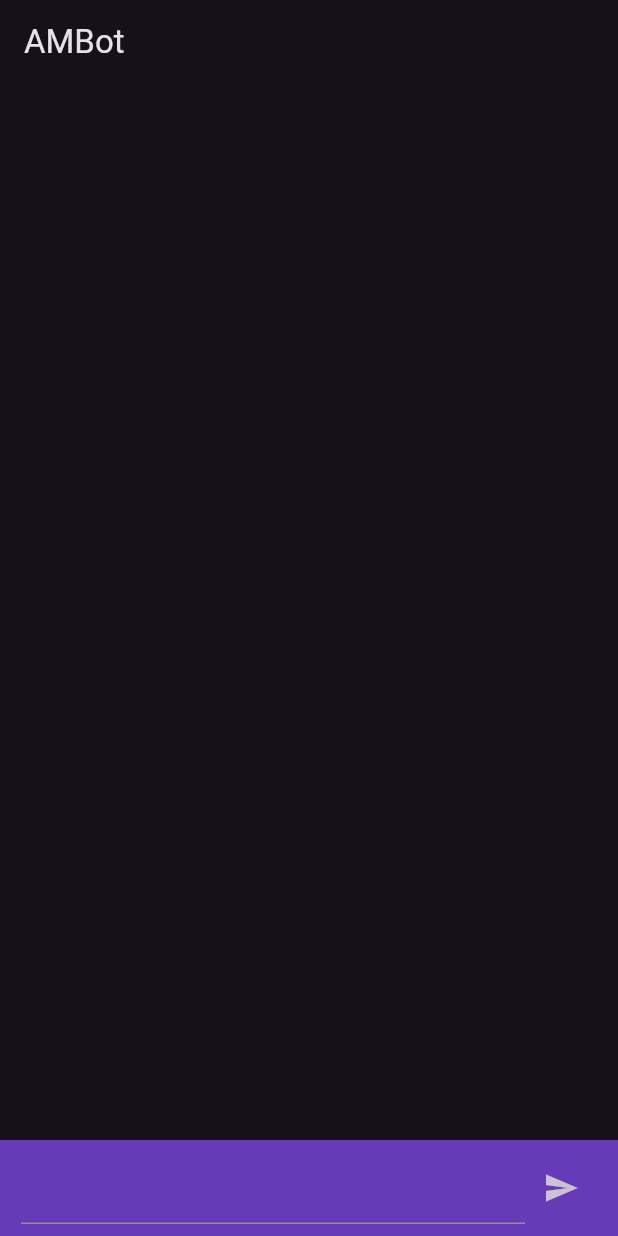
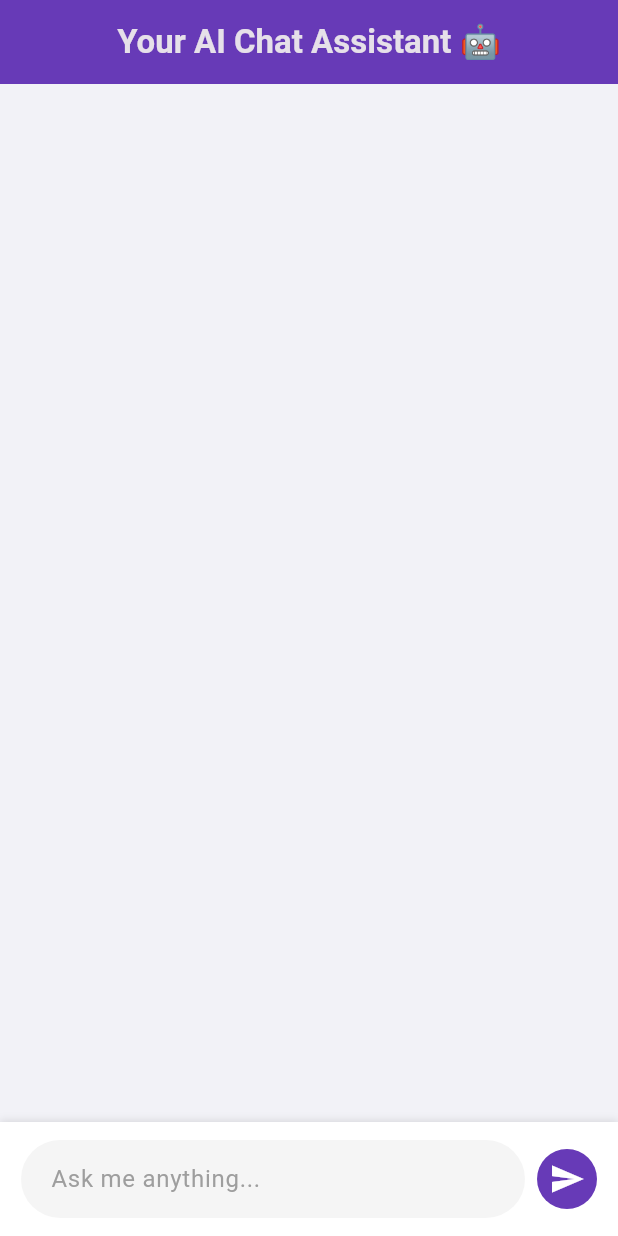
Before and after one commit to Hasnainhai/DialogFlow_Bot, a Flutter app: the screen it shows after launch, after a tap on the "send" icon, on a phone screen of 412 x 824 dp. Run offline on Flutter 3.47's test engine with Material 3 defaults, Android fonts, the phone set to English and light mode, and no system bars; our stand-ins replace get; missing offline and left inert: dialog_flowtter.

Commit message:
update the chat bot

```diff
--- /dev/null
+++ b/lib/controller/chat_controller.dart
@@ -0,0 +1,75 @@
+import 'package:dialog_flowtter/dialog_flowtter.dart';
+import 'package:flutter/material.dart';
+import 'package:get/get.dart';
+
+class ChatController extends GetxController {
+  final messages = <Map<String, dynamic>>[].obs;
+  final isLoading = false.obs;
+  DialogFlowtter? dialogFlowtter;
+  final TextEditingController textController = TextEditingController();
+
+  @override
+  void onInit() {
+    super.onInit();
+    initializeDialogFlow();
+  }
+
+  Future<void> initializeDialogFlow() async {
+    try {
+      dialogFlowtter = await DialogFlowtter.fromFile(
+        path: "assets/dialogflow_auth.json",
+      );
+    } catch (e) {
+      Get.snackbar(
+        'Error',
+        'Failed to initialize Dialogflow: $e',
+        backgroundColor: Colors.red,
+        colorText: Colors.white,
+      );
+    }
+  }
+
+  Future<void> sendMessage(String text) async {
+    if (text.isEmpty || dialogFlowtter == null) return;
+
+    // Add user message
+    addMessage(Message(text: DialogText(text: [text])), true);
+    textController.clear();
+
+    isLoading.value = true;
+
+    try {
+      final response = await dialogFlowtter!.detectIntent(
+        queryInput: QueryInput(text: TextInput(text: text)),
+      );
+
+      if (response.message != null) {
+        addMessage(response.message!);
+      }
+    } catch (e) {
+      Get.snackbar(
+        'Error',
+        'Failed to get response: $e',
+        backgroundColor: Colors.red,
+        colorText: Colors.white,
+      );
+      print(
+        'Error'
+        'Failed to get response: $e',
+      );
+    } finally {
+      isLoading.value = false;
+    }
+  }
+
+  void addMessage(Message message, [bool isUserMessage = false]) {
+    messages.add({'message': message, 'isUserMessage': isUserMessage});
+  }
+
+  @override
+  void onClose() {
+    textController.dispose();
+    dialogFlowtter?.dispose();
+    super.onClose();
+  }
+}
--- /dev/null
+++ b/lib/home.dart
@@ -0,0 +1,98 @@
+import 'package:flutter/material.dart';
+import 'package:get/get.dart';
+import 'controller/chat_controller.dart';
+import 'messages_screen.dart';
+
+class Home extends StatelessWidget {
+  Home({super.key}) {
+    Get.put(ChatController());
+  }
+
+  @override
+  Widget build(BuildContext context) {
+    final ChatController controller = Get.find();
+
+    return Scaffold(
+      backgroundColor: const Color(0xFFF2F2F7),
+      appBar: AppBar(
+        title: const Text(
+          'Your AI Chat Assistant 🤖',
+          style: TextStyle(fontWeight: FontWeight.bold),
+        ),
+        backgroundColor: Colors.deepPurple,
+        elevation: 0,
+        centerTitle: true,
+      ),
+      body: Column(
+        children: [
+          const Expanded(child: MessagesScreen()),
+          Container(
+            padding: const EdgeInsets.symmetric(horizontal: 14, vertical: 12),
+            decoration: BoxDecoration(
+              color: Colors.white,
+              boxShadow: [
+                BoxShadow(
+                  blurRadius: 4,
+                  color: Colors.black12,
+                  offset: Offset(0, -1),
+                ),
+              ],
+            ),
+            child: Row(
+              children: [
+                Expanded(
+                  child: TextField(
+                    controller: controller.textController,
+                    style: const TextStyle(color: Colors.black87),
+                    decoration: InputDecoration(
+                      hintText: 'Ask me anything...',
+                      hintStyle: TextStyle(color: Colors.grey[500]),
+                      filled: true,
+                      fillColor: Colors.grey[100],
+                      contentPadding: const EdgeInsets.symmetric(
+                        vertical: 14,
+                        horizontal: 16,
+                      ),
+                      enabledBorder: OutlineInputBorder(
+                        borderRadius: BorderRadius.circular(30),
+                        borderSide: BorderSide.none,
+                      ),
+                      focusedBorder: OutlineInputBorder(
+                        borderRadius: BorderRadius.circular(30),
+                        borderSide: const BorderSide(
+                          color: Colors.deepPurple,
+                          width: 1,
+                        ),
+                      ),
+                    ),
+                  ),
+                ),
+                const SizedBox(width: 8),
+                Obx(
+                  () =>
+                      controller.isLoading.value
+                          ? const SizedBox(
+                            width: 28,
+                            height: 28,
+                            child: CircularProgressIndicator(strokeWidth: 2),
+                          )
+                          : CircleAvatar(
+                            backgroundColor: Colors.deepPurple,
+                            child: IconButton(
+                              onPressed: () {
+                                controller.sendMessage(
+                                  controller.textController.text,
+                                );
+                              },
+                              icon: const Icon(Icons.send, color: Colors.white),
+                            ),
+                          ),
+                ),
+              ],
+            ),
+          ),
+        ],
+      ),
+    );
+  }
+}
--- a/lib/main.dart
+++ b/lib/main.dart
@@ -1,111 +1,19 @@
-import 'package:dialog_flow_bot/messages_screen.dart';
-import 'package:dialog_flowtter/dialog_flowtter.dart';
 import 'package:flutter/material.dart';
+import 'package:get/get.dart';
+import 'home.dart';
 
 void main() => runApp(MyApp());
 
 class MyApp extends StatelessWidget {
-  const MyApp({Key? key}) : super(key: key);
+  const MyApp({super.key});
 
   @override
   Widget build(BuildContext context) {
-    return MaterialApp(
-      title: 'AMBot',
+    return GetMaterialApp(
+      title: 'Your AI Chat Assistant 🤖',
       theme: ThemeData(brightness: Brightness.dark),
       home: Home(),
+      debugShowCheckedModeBanner: false,
     );
   }
 }
-
-class Home extends StatefulWidget {
-  const Home({Key? key}) : super(key: key);
-
-  @override
-  _HomeState createState() => _HomeState();
-}
-
-class _HomeState extends State<Home> {
-  DialogFlowtter? dialogFlowtter;
-  final TextEditingController _controller = TextEditingController();
-
-  List<Map<String, dynamic>> messages = [];
-
-  @override
-  void initState() {
-    super.initState();
-    DialogFlowtter.fromFile(
-      path: "assets/dialogflow_auth.json",
-    ).then((instance) => dialogFlowtter = instance).catchError((e) {
-      print("❌ Dialogflow init failed: $e");
-    });
-  }
-
-  @override
-  Widget build(BuildContext context) {
-    return Scaffold(
-      appBar: AppBar(title: Text('AMBot')),
-      body: Container(
-        child: Column(
-          children: [
-            Expanded(child: MessagesScreen(messages: messages)),
-            Container(
-              padding: EdgeInsets.symmetric(horizontal: 14, vertical: 8),
-              color: Colors.deepPurple,
-              child: Row(
-                children: [
-                  Expanded(
-                    child: TextField(
-                      controller: _controller,
-                      style: TextStyle(color: Colors.white),
-                    ),
-                  ),
-                  IconButton(
-                    onPressed: () {
-                      sendMessage(_controller.text);
-                      _controller.clear();
-                    },
-                    icon: Icon(Icons.send),
-                  ),
-                ],
-              ),
-            ),
-          ],
-        ),
-      ),
-    );
-  }
-
-  sendMessage(String text) async {
-    if (text.isEmpty) return;
-
-    if (dialogFlowtter == null) {
-      print('DialogFlowtter is not initialized.');
-      return;
-    }
-
-    setState(() {
-      addMessage(Message(text: DialogText(text: [text])), true);
-    });
-
-    try {
-      final response = await dialogFlowtter!.detectIntent(
-        queryInput: QueryInput(text: TextInput(text: text)),
-      );
-
-      if (response.message == null) {
-        print('⚠️ No response message from Dialogflow');
-        return;
-      }
-
-      setState(() {
-        addMessage(response.message!);
-      });
-    } catch (e) {
-      print('❌ Error from Dialogflow API: $e');
-    }
-  }
-
-  addMessage(Message message, [bool isUserMessage = false]) {
-    messages.add({'message': message, 'isUserMessage': isUserMessage});
-  }
-}
--- a/lib/messages_screen.dart
+++ b/lib/messages_screen.dart
@@ -1,57 +1,80 @@
 import 'package:flutter/material.dart';
+import 'package:get/get.dart';
+import 'controller/chat_controller.dart';
 
-class MessagesScreen extends StatefulWidget {
-  final List messages;
-  const MessagesScreen({Key? key, required this.messages}) : super(key: key);
+class MessagesScreen extends StatelessWidget {
+  const MessagesScreen({super.key});
 
   @override
-  _MessagesScreenState createState() => _MessagesScreenState();
-}
+  Widget build(BuildContext context) {
+    final ChatController controller = Get.find();
+    final width = MediaQuery.of(context).size.width;
 
-class _MessagesScreenState extends State<MessagesScreen> {
-  @override
-  Widget build(BuildContext context) {
-    var w = MediaQuery.of(context).size.width;
-    return ListView.separated(
+    return Obx(
+      () => ListView.separated(
+        reverse: true,
         itemBuilder: (context, index) {
+          final message = controller.messages.reversed.toList()[index];
+          final isUser = message['isUserMessage'];
+
           return Container(
-          margin: EdgeInsets.all(10),
+            margin: const EdgeInsets.symmetric(horizontal: 10, vertical: 6),
             child: Row(
+              crossAxisAlignment: CrossAxisAlignment.start,
               mainAxisAlignment:
-                widget.messages[index]['isUserMessage']
-                    ? MainAxisAlignment.end
-                    : MainAxisAlignment.start,
+                  isUser ? MainAxisAlignment.end : MainAxisAlignment.start,
               children: [
-              Container(
-                padding: EdgeInsets.symmetric(vertical: 14, horizontal: 14),
+                //  Chatbot Avatar
+                if (!isUser)
+                  const CircleAvatar(
+                    backgroundColor: Colors.deepPurple,
+                    child: Icon(Icons.smart_toy, color: Colors.white),
+                  ),
+
+                if (!isUser) const SizedBox(width: 8),
+
+                //  Chat Bubble
+                Flexible(
+                  child: Container(
+                    padding: const EdgeInsets.symmetric(
+                      vertical: 14,
+                      horizontal: 16,
+                    ),
                     decoration: BoxDecoration(
                       borderRadius: BorderRadius.only(
-                    bottomLeft: Radius.circular(20),
-                    topRight: Radius.circular(20),
-                    bottomRight: Radius.circular(
-                      widget.messages[index]['isUserMessage'] ? 0 : 20,
+                        bottomLeft: const Radius.circular(20),
+                        topRight: const Radius.circular(20),
+                        bottomRight: Radius.circular(isUser ? 0 : 20),
+                        topLeft: Radius.circular(isUser ? 20 : 0),
                       ),
-                    topLeft: Radius.circular(
-                      widget.messages[index]['isUserMessage'] ? 20 : 0,
+                      color:
+                          isUser
+                              ? Colors.grey.shade800
+                              : Colors.deepPurple.shade700.withOpacity(0.9),
+                    ),
+                    constraints: BoxConstraints(maxWidth: width * 0.7),
+                    child: Text(
+                      message['message'].text.text[0],
+                      style: const TextStyle(color: Colors.white),
                     ),
                   ),
-                  color:
-                      widget.messages[index]['isUserMessage']
-                          ? Colors.grey.shade800
-                          : Colors.grey.shade900.withOpacity(0.8),
                 ),
-                constraints: BoxConstraints(maxWidth: w * 2 / 3),
-                child: Text(
-                  widget.messages[index]['message'].text.text[0],
-                  style: TextStyle(color: Colors.white),
-                ),
-              ),
+
+                if (isUser) const SizedBox(width: 8),
+
+                // Optional: User Avatar (if needed)
+                // if (isUser)
+                //   const CircleAvatar(
+                //     backgroundColor: Colors.grey,
+                //     child: Icon(Icons.person, color: Colors.white),
+                //   ),
               ],
             ),
           );
         },
-      separatorBuilder: (_, i) => Padding(padding: EdgeInsets.only(top: 10)),
-      itemCount: widget.messages.length,
+        separatorBuilder: (_, i) => const SizedBox(height: 4),
+        itemCount: controller.messages.length,
+      ),
     );
   }
 }
--- a/pubspec.yaml
+++ b/pubspec.yaml
@@ -35,6 +35,7 @@ dependencies:
   # Use with the CupertinoIcons class for iOS style icons.
   cupertino_icons: ^1.0.8
   dialog_flowtter: ^0.3.3
+  get: ^4.7.2
 
 dev_dependencies:
   flutter_test:
```
Also changed, not shown: assets/dialogflow_auth.json (+6 -6 lines), pubspec.lock. Lines whose indentation alone changed are shown as unchanged.
